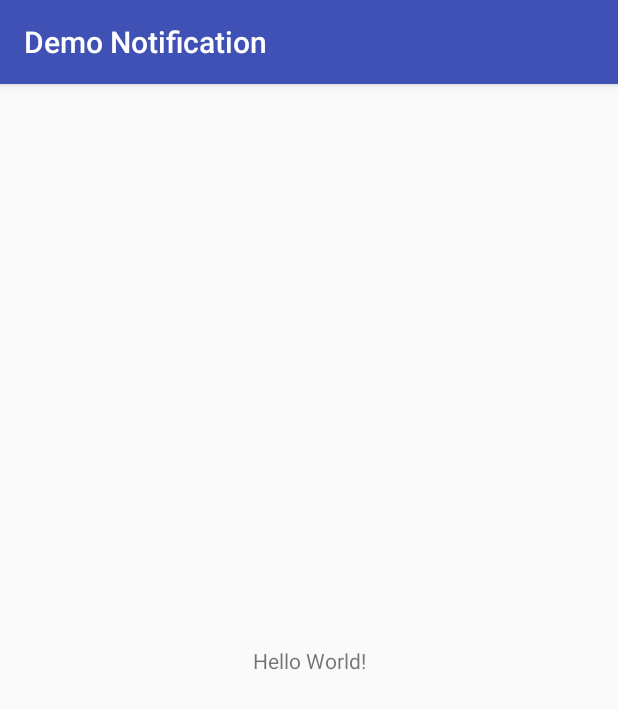
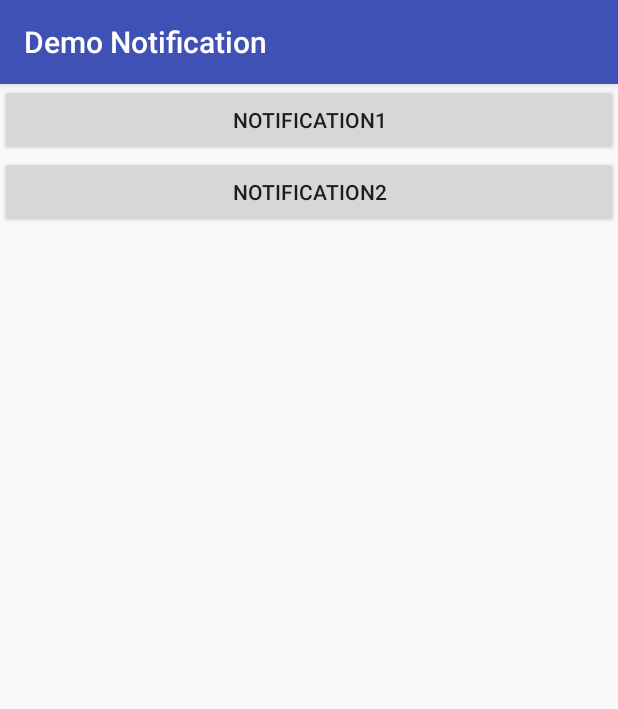
Before and after one commit to alice96hc/DemoNotification, an Android app: the screen it shows after launch (MainActivity), on a phone screen of 412 x 824 dp. Shown: the top 709 px of the screen. Run offline under Robolectric (Android 15) with nearby library versions, the phone set to English and light mode, and no system bars.

Commit message:
1st commit

```diff
--- a/app/src/main/res/layout/activity_main.xml
+++ b/app/src/main/res/layout/activity_main.xml
@@ -1,18 +1,21 @@
 <?xml version="1.0" encoding="utf-8"?>
-<android.support.constraint.ConstraintLayout xmlns:android="http://schemas.android.com/apk/res/android"
+<LinearLayout xmlns:android="http://schemas.android.com/apk/res/android"
     xmlns:app="http://schemas.android.com/apk/res-auto"
     xmlns:tools="http://schemas.android.com/tools"
+    android:orientation="vertical"
     android:layout_width="match_parent"
     android:layout_height="match_parent"
     tools:context="sg.edu.rp.c347.demonotification.MainActivity">
 
-    <TextView
-        android:layout_width="wrap_content"
+    <Button
+        android:id="@+id/btnNotify1"
+        android:layout_width="match_parent"
         android:layout_height="wrap_content"
-        android:text="Hello World!"
-        app:layout_constraintBottom_toBottomOf="parent"
-        app:layout_constraintLeft_toLeftOf="parent"
-        app:layout_constraintRight_toRightOf="parent"
-        app:layout_constraintTop_toTopOf="parent" />
+        android:text="Notification1" />
 
-</android.support.constraint.ConstraintLayout>
+    <Button
+        android:id="@+id/btnNotify2"
+        android:layout_width="match_parent"
+        android:layout_height="wrap_content"
+        android:text="Notification2" />
+</LinearLayout>
```
Also changed, not shown: app/src/main/java/sg/edu/rp/c347/demonotification/MainActivity.java (+54 -1 lines).
